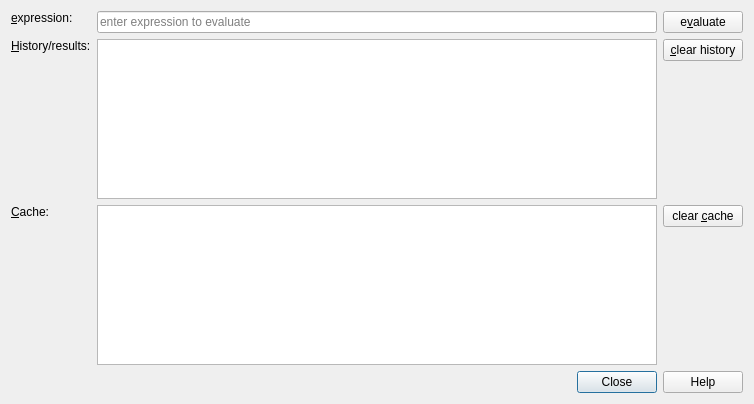
This is plugins/qfe_calculator/qfecalculatordialog.ui in jkriege2/QuickFit3 as Qt 5 draws it before an edit. The edited form follows.
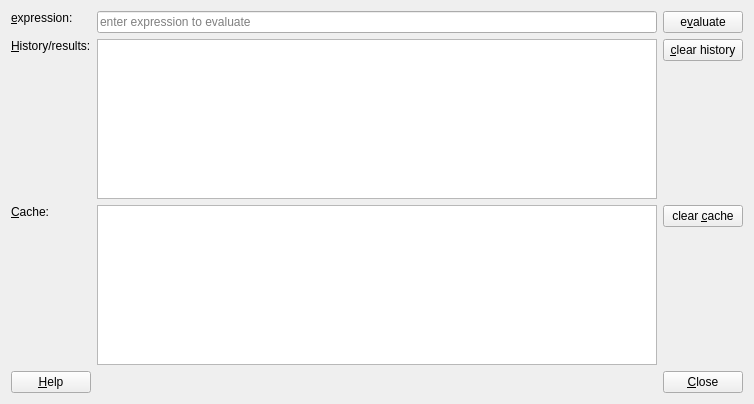
This is the edited form. Icons and pictures are not drawn.

What changed in the file:
```diff
--- a/plugins/qfe_calculator/qfecalculatordialog.ui
+++ b/plugins/qfe_calculator/qfecalculatordialog.ui
@@ -135,17 +135,49 @@
     </layout>
    </item>
    <item row="3" column="0" colspan="3">
-    <widget class="QDialogButtonBox" name="buttonBox">
-     <property name="focusPolicy">
-      <enum>Qt::NoFocus</enum>
-     </property>
-     <property name="orientation">
-      <enum>Qt::Horizontal</enum>
-     </property>
-     <property name="standardButtons">
-      <set>QDialogButtonBox::Close|QDialogButtonBox::Help</set>
-     </property>
-    </widget>
+    <layout class="QHBoxLayout" name="horizontalLayout">
+     <item>
+      <widget class="QPushButton" name="pushButton">
+       <property name="focusPolicy">
+        <enum>Qt::NoFocus</enum>
+       </property>
+       <property name="text">
+        <string>&amp;Help</string>
+       </property>
+       <property name="icon">
+        <iconset resource="../../lib/lib.qrc">
+         <normaloff>:/lib/help.png</normaloff>:/lib/help.png</iconset>
+       </property>
+      </widget>
+     </item>
+     <item>
+      <spacer name="horizontalSpacer">
+       <property name="orientation">
+        <enum>Qt::Horizontal</enum>
+       </property>
+       <property name="sizeHint" stdset="0">
+        <size>
+         <width>40</width>
+         <height>20</height>
+        </size>
+       </property>
+      </spacer>
+     </item>
+     <item>
+      <widget class="QPushButton" name="pushButton_2">
+       <property name="focusPolicy">
+        <enum>Qt::NoFocus</enum>
+       </property>
+       <property name="text">
+        <string>&amp;Close</string>
+       </property>
+       <property name="icon">
+        <iconset resource="../../lib/lib.qrc">
+         <normaloff>:/lib/exit.png</normaloff>:/lib/exit.png</iconset>
+       </property>
+      </widget>
+     </item>
+    </layout>
    </item>
   </layout>
  </widget>
```
Left out of the diff: 48 changed lines with no effect on the pictures.
